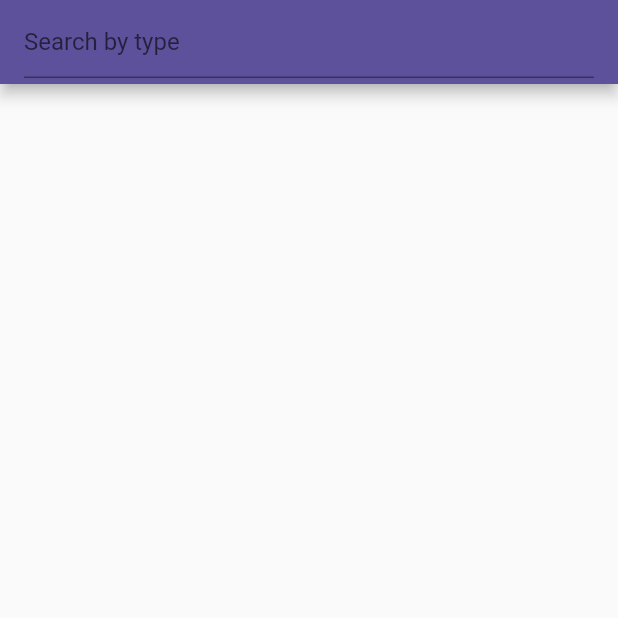
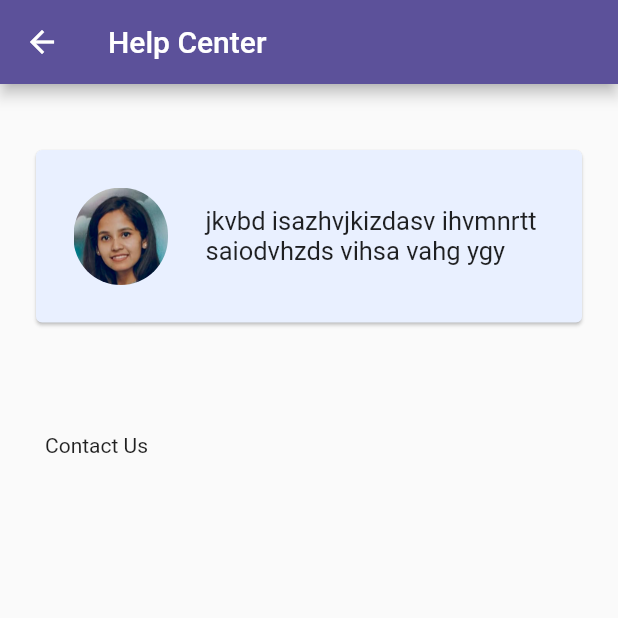
Before and after one commit to PragatiMahato/Home-Service-Frontend, a Flutter app: the screen it shows after launch, on a phone screen of 412 x 824 dp, the top half of it. Run offline on Flutter 3.47's test engine with Material 2 defaults, Android fonts, the phone set to English and light mode, and no system bars; our stand-ins replace flutter_rating_bar, get, image_picker, motion_tab_bar_v2, shared_preferences; missing offline and left inert: open_street_map_search_and_pick.

Commit message:
Booking features

```diff
--- a/lib/Network/api_const.dart
+++ b/lib/Network/api_const.dart
@@ -1,3 +1,3 @@
 class ApiConst {
-  static const baseUrl = 'http://192.168.101.8:3000/';
+  static const baseUrl = 'http://192.168.101.6:3000/';
 }
--- /dev/null
+++ b/lib/Provider/booking_provider.dart
@@ -0,0 +1,20 @@
+import 'package:flutter/cupertino.dart';
+
+import '../model/booking_models.dart';
+
+
+class BookingNotifier extends ChangeNotifier {
+  final List<BookingDetails> _booking = [];
+
+  List<BookingDetails> get booking => _booking;
+
+  void addNote(BookingDetails bookingDetails) {
+    _booking.add(bookingDetails);
+    notifyListeners();
+  }
+
+   void removeNote(BookingDetails bookingDetails) {
+    _booking.removeWhere((item) => item.id == bookingDetails.id);
+    notifyListeners();
+  }
+}
--- /dev/null
+++ b/lib/Screen/help_center.dart
@@ -0,0 +1,61 @@
+import 'package:flutter/material.dart';
+
+import '../Constant/app_size.dart';
+import '../Constant/colors.dart';
+
+class HelpCenter extends StatelessWidget {
+  const HelpCenter({super.key});
+
+  @override
+  Widget build(BuildContext context) {
+    return Scaffold(
+      appBar: AppBar(
+        title: const Text("Help Center"),
+        leading: IconButton(
+            onPressed: () {
+              Navigator.pop(context);
+            },
+            icon: const Icon(
+              Icons.arrow_back,
+              color: backgroundWhite,
+            )),
+      ),
+      body: SingleChildScrollView(
+        child: Column(
+          crossAxisAlignment: CrossAxisAlignment.start,
+          children: [
+            Container(
+              margin: const EdgeInsets.symmetric(vertical: 40, horizontal: 20),
+              child: Card(
+                color: const Color.fromARGB(255, 233, 240, 255),
+                child: Row(
+                  children: [
+                    Container(
+                      padding: const EdgeInsets.all(25),
+                      child: ClipRRect(
+                        borderRadius: BorderRadius.circular(55),
+                        child: Image.asset(
+                          "assets/images/pp.png",
+                          height: 65,
+                        ),
+                      ),
+                    ),
+                    const Expanded(
+                        child: Text(
+                      "jkvbd isazhvjkizdasv ihvmnrtt saiodvhzds vihsa vahg ygy",
+                      style: TextStyle(fontSize: 17),
+                    ))
+                  ],
+                ),
+              ),
+            ),
+            Container(
+                margin: const EdgeInsets.symmetric(
+                    vertical: AppSize.s30, horizontal: AppSize.s30),
+                child: const Text("Contact Us "))
+          ],
+        ),
+      ),
+    );
+  }
+}
--- a/lib/Screen/search.dart
+++ b/lib/Screen/search.dart
@@ -1,3 +1,5 @@
+// ignore_for_file: library_private_types_in_public_api
+
 import 'dart:convert';
 
 import 'package:flutter/material.dart';
@@ -6,6 +8,9 @@ import 'package:http/http.dart' as http;
 import '../Network/api_const.dart';
 
 class SearchScreen extends StatefulWidget {
+  const SearchScreen({super.key,});
+
+
   @override
   _SearchScreenState createState() => _SearchScreenState();
 }
--- a/lib/Screen/services.dart
+++ b/lib/Screen/services.dart
@@ -3,11 +3,11 @@
 import 'package:flutter/material.dart';
 import 'package:fyp/Constant/app_size.dart';
 import 'package:fyp/Constant/colors.dart';
-import 'package:fyp/Screen/api.dart';
 import 'package:fyp/Screen/navbar.dart';
 
 import '../CustomWidget/category.dart';
 import '../CustomWidget/home_page_header.dart';
+import 'api.dart';
 
 class HomePage extends StatelessWidget {
   const HomePage({super.key, this.user_name});
--- a/lib/Screen/taskbar.dart
+++ b/lib/Screen/taskbar.dart
@@ -2,6 +2,8 @@ import 'package:flutter/material.dart';
 import 'package:motion_tab_bar_v2/motion-tab-bar.dart';
 
 import '../Constant/colors.dart';
+import 'account.dart';
+import 'mybooking_history.dart';
 import 'services.dart';
 
 class BottomNavBar extends StatefulWidget {
@@ -40,12 +42,12 @@ class _BottomNavBarState extends State<BottomNavBar>
       bottomNavigationBar: MotionTabBar(
         initialSelectedTab: "Home",
         useSafeArea: true, // default: true, apply safe area wrapper
-        labels: const ["Home", "Search", "Booking", "Profile"],
+        labels: const ["Home", "MyBooking", "Notification", "Account"],
         icons: const [
           Icons.home,
-          Icons.search,
           Icons.calendar_month_rounded,
-          Icons.person
+          Icons.notifications,
+          Icons.account_circle
         ],
         tabSize: 50,
         tabBarHeight: 55,
@@ -75,10 +77,10 @@ class _BottomNavBarState extends State<BottomNavBar>
           const Center(
             child: HomePage(),
           ),
-          const Center(child: HomePage()),
+          const Center(child: MyBookingHistory()),
           const Center(child: HomePage()),
           const Center(
-            // child: ProfileScreen(),
+            child: MyAccount(),
           ),
         ],
       ),
--- a/lib/main.dart
+++ b/lib/main.dart
@@ -3,9 +3,10 @@ import 'package:provider/provider.dart';
 
 import 'Constant/colors.dart';
 import 'Network/http_client.dart';
+import 'Provider/booking_provider.dart';
 import 'Provider/login_provider.dart';
 import 'Provider/signup_provider.dart';
-import 'Screen/search.dart';
+import 'Screen/help_center.dart';
 import 'services/authservice.dart';
 
 void main() async {
@@ -26,7 +27,9 @@ class MyApp extends StatelessWidget {
         ChangeNotifierProvider<SignUpProvider>(
             create: (context) => SignUpProvider(authService: authService)),
         ChangeNotifierProvider<LoginProvider>(
-            create: (context) => LoginProvider(authService: authService))
+            create: (context) => LoginProvider(authService: authService)),
+        ChangeNotifierProvider<BookingNotifier>(
+            create: (context) => BookingNotifier())
       ],
       child: MaterialApp(
           title: 'Flutter Demo',
@@ -36,7 +39,7 @@ class MyApp extends StatelessWidget {
             appBarTheme: const AppBarTheme(color: kPrimaryColor),
           ),
           debugShowCheckedModeBanner: false,
-          home:  SearchScreen()),
+          home: const HelpCenter()),
     );
   }
 }
--- /dev/null
+++ b/lib/model/booking_models.dart
@@ -0,0 +1,11 @@
+// ignore_for_file: non_constant_identifier_names
+
+class BookingDetails {
+    String name;
+    String location;
+    String date;
+    String total_price;
+    int id;
+
+    BookingDetails({required this.name, required this.location, required this.date,required this.total_price,required this.id});
+  }
--- a/pubspec.yaml
+++ b/pubspec.yaml
@@ -44,6 +44,7 @@ dependencies:
   image_picker: ^0.8.6+4
   motion_tab_bar_v2: ^0.2.6
   http: ^0.13.5
+  flutter_rating_bar: ^4.0.1
 
 
 
```
Also changed, not shown: lib/CustomWidget/searchbar.dart (+17 -11 lines), lib/Screen/account.dart (added, +210 -0 lines), lib/Screen/api.dart (+11 -9 lines), lib/Screen/booking.dart (+123 -54 lines), lib/Screen/mybooking_history.dart (added, +74 -0 lines), lib/Screen/profile.dart (+8 -3 lines), lib/Screen/searchbox.dart (added, +82 -0 lines), assets/images/user.png (added), pubspec.lock.
